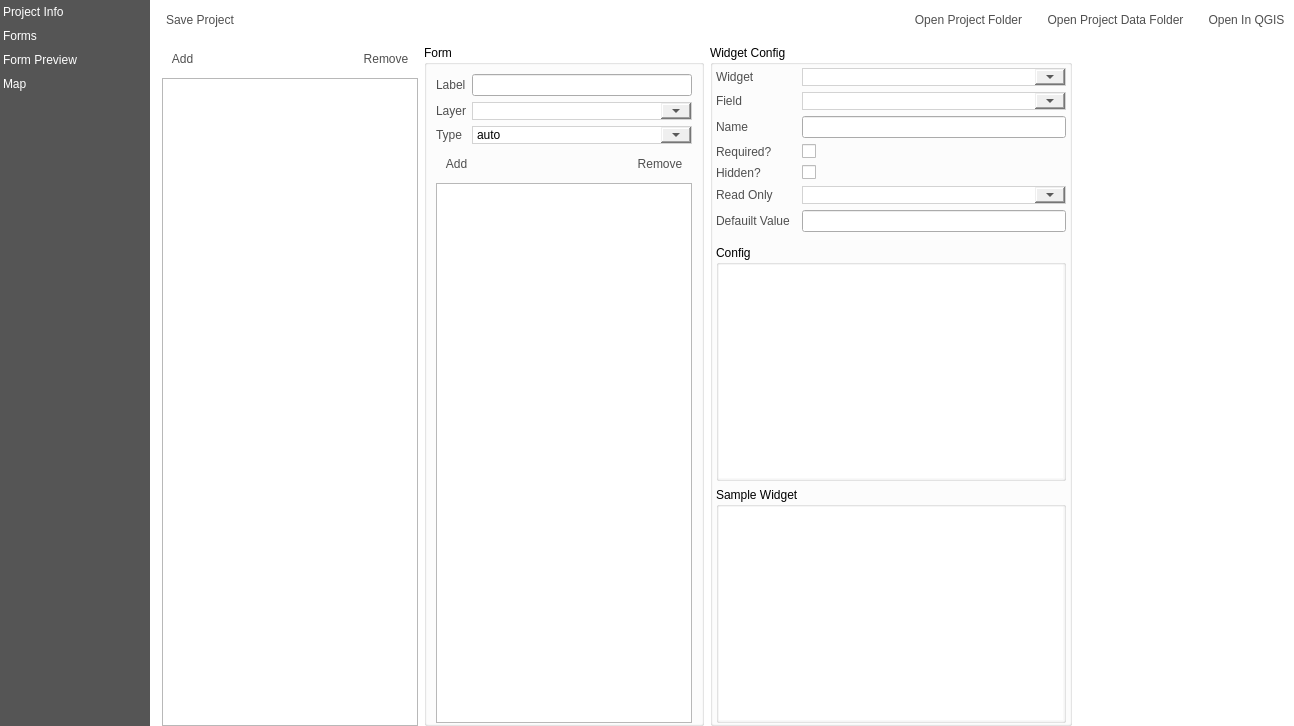
roam-qgis/Roam, file src/configmanager/ui/ui_projectwidget.ui: the form before one commit.
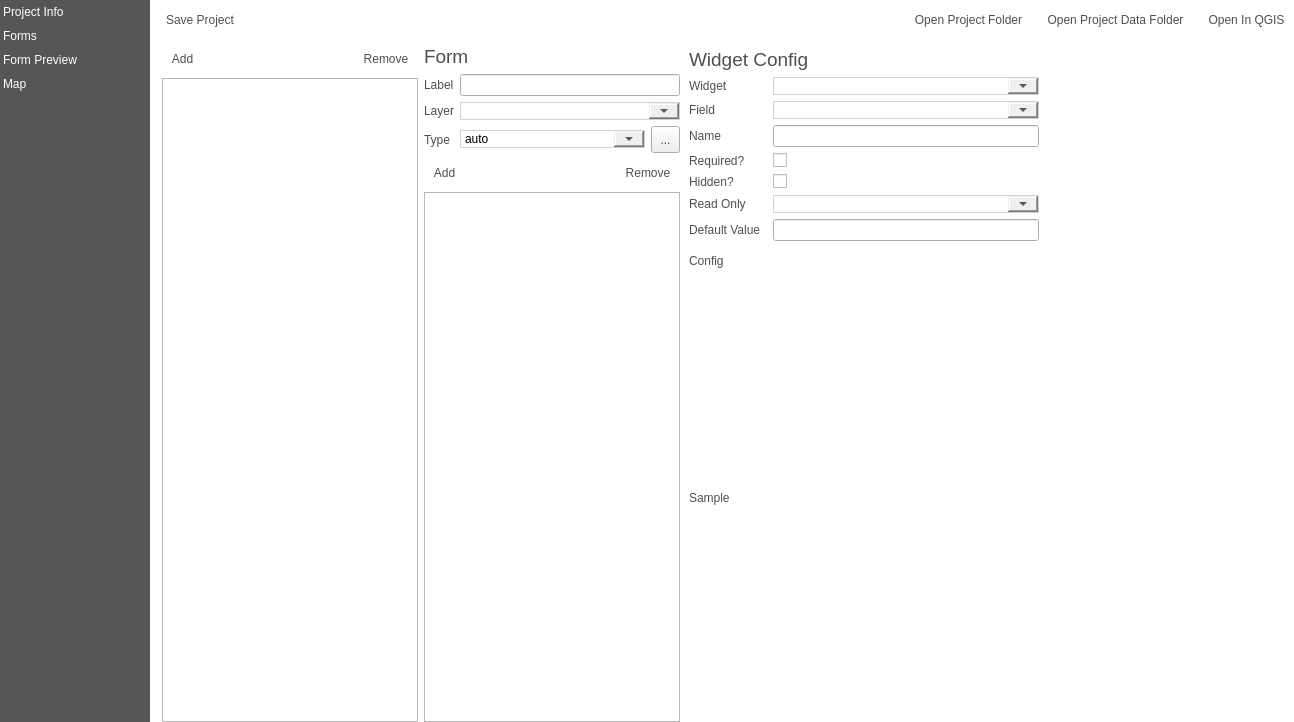
The form after the commit. Icons and pictures are not drawn. Custom widgets are drawn as their Qt base class.

Commit message: UI tweaks in config manager

What changed in the file:
```diff
--- a/src/configmanager/ui/ui_projectwidget.ui
+++ b/src/configmanager/ui/ui_projectwidget.ui
@@ -7,7 +7,7 @@
     <x>0</x>
     <y>0</y>
     <width>1294</width>
-    <height>726</height>
+    <height>722</height>
    </rect>
   </property>
   <property name="windowTitle">
@@ -415,7 +415,7 @@
            <number>0</number>
           </property>
           <item row="0" column="0">
-           <widget class="QGroupBox" name="groupBox">
+           <widget class="QFrame" name="frame">
             <property name="sizePolicy">
              <sizepolicy hsizetype="MinimumExpanding" vsizetype="Preferred">
               <horstretch>0</horstretch>
@@ -431,33 +431,62 @@
             <property name="styleSheet">
              <string notr="true"/>
             </property>
-            <property name="title">
-             <string>Form</string>
-            </property>
-            <property name="flat">
-             <bool>true</bool>
-            </property>
             <layout class="QGridLayout" name="gridLayout_4">
-             <property name="bottomMargin">
+             <property name="margin">
               <number>0</number>
              </property>
-             <item row="2" column="1">
+             <item row="3" column="1">
+              <layout class="QHBoxLayout" name="horizontalLayout_5">
+               <item>
+                <widget class="QComboBox" name="formtypeCombo">
+                 <item>
+                  <property name="text">
+                   <string>auto</string>
+                  </property>
+                 </item>
+                </widget>
+               </item>
+               <item>
+                <widget class="QToolButton" name="generateUIButton">
+                 <property name="text">
+                  <string>...</string>
+                 </property>
+                </widget>
+               </item>
+              </layout>
+             </item>
+             <item row="3" column="0">
               <widget class="QLabel" name="label_5">
                <property name="text">
                 <string>Type</string>
                </property>
               </widget>
              </item>
-             <item row="2" column="2">
-              <widget class="QComboBox" name="formtypeCombo">
-               <item>
-                <property name="text">
-                 <string>auto</string>
-                </property>
-               </item>
+             <item row="1" column="0">
+              <widget class="QLabel" name="label_6">
+               <property name="text">
+                <string>Label</string>
+               </property>
               </widget>
              </item>
-             <item row="3" column="1" colspan="2">
+             <item row="2" column="0">
+              <widget class="QLabel" name="label_7">
+               <property name="text">
+                <string>Layer</string>
+               </property>
+              </widget>
+             </item>
+             <item row="2" column="1">
+              <widget class="QComboBox" name="layerCombo">
+               <property name="editable">
+                <bool>false</bool>
+               </property>
+              </widget>
+             </item>
+             <item row="1" column="1">
+              <widget class="QLineEdit" name="formLabelText"/>
+             </item>
+             <item row="4" column="0" colspan="2">
               <layout class="QVBoxLayout" name="verticalLayout_2">
                <item>
                 <layout class="QHBoxLayout" name="horizontalLayout_2">
@@ -519,27 +548,22 @@
                </item>
               </layout>
              </item>
-             <item row="0" column="1">
-              <widget class="QLabel" name="label_6">
-               <property name="text">
-                <string>Label</string>
+             <item row="0" column="0" colspan="2">
+              <widget class="QLabel" name="formHeader">
+               <property name="font">
+                <font>
+                 <family>Segoe UI</family>
+                 <pointsize>14</pointsize>
+                 <weight>9</weight>
+                 <italic>false</italic>
+                 <bold>false</bold>
+                </font>
                </property>
-              </widget>
-             </item>
-             <item row="0" column="2">
-              <widget class="QLineEdit" name="formLabelText"/>
-             </item>
-             <item row="1" column="1">
-              <widget class="QLabel" name="label_7">
                <property name="text">
-                <string>Layer</string>
+                <string>Form</string>
                </property>
-              </widget>
-             </item>
-             <item row="1" column="2">
-              <widget class="QComboBox" name="layerCombo">
-               <property name="editable">
-                <bool>false</bool>
+               <property name="isheader" stdset="0">
+                <bool>true</bool>
                </property>
               </widget>
              </item>
@@ -563,19 +587,13 @@
            </spacer>
           </item>
           <item row="0" column="1">
-           <widget class="QGroupBox" name="groupBox_2">
+           <widget class="QFrame" name="widgetframe">
             <property name="sizePolicy">
              <sizepolicy hsizetype="Expanding" vsizetype="Preferred">
               <horstretch>0</horstretch>
               <verstretch>0</verstretch>
              </sizepolicy>
             </property>
-            <property name="title">
-             <string>Widget Config</string>
-            </property>
-            <property name="flat">
-             <bool>true</bool>
-            </property>
             <layout class="QGridLayout" name="gridLayout_5">
              <property name="leftMargin">
               <number>3</number>
@@ -589,17 +607,49 @@
              <property name="bottomMargin">
               <number>0</number>
              </property>
-             <item row="7" column="1">
+             <item row="6" column="3">
+              <widget class="QCheckBox" name="hiddenCheck">
+               <property name="text">
+                <string/>
+               </property>
+              </widget>
+             </item>
+             <item row="6" column="1">
+              <widget class="QLabel" name="label_12">
+               <property name="toolTip">
+                <string>&lt;!DOCTYPE HTML PUBLIC &quot;-//W3C//DTD HTML 4.0//EN&quot; &quot;http://www.w3.org/TR/REC-html40/strict.dtd&quot;&gt;
+&lt;html&gt;&lt;head&gt;&lt;meta name=&quot;qrichtext&quot; content=&quot;1&quot; /&gt;&lt;style type=&quot;text/css&quot;&gt;
+p, li { white-space: pre-wrap; }
+&lt;/style&gt;&lt;/head&gt;&lt;body style=&quot; font-family:'MS Shell Dlg 2'; font-size:8.25pt; font-weight:400; font-style:normal;&quot;&gt;
+&lt;p style=&quot; margin-top:0px; margin-bottom:0px; margin-left:0px; margin-right:0px; -qt-block-indent:0; text-indent:0px;&quot;&gt;&lt;span style=&quot; font-weight:600;&quot;&gt;Hidden&lt;/span&gt;&lt;/p&gt;
+&lt;p style=&quot;-qt-paragraph-type:empty; margin-top:0px; margin-bottom:0px; margin-left:0px; margin-right:0px; -qt-block-indent:0; text-indent:0px; font-weight:600;&quot;&gt;&lt;/p&gt;
+&lt;p style=&quot; margin-top:0px; margin-bottom:0px; margin-left:0px; margin-right:0px; -qt-block-indent:0; text-indent:0px;&quot;&gt;Is this field hidden when the form is open in Roam.&lt;/p&gt;&lt;/body&gt;&lt;/html&gt;</string>
+               </property>
+               <property name="whatsThis">
+                <string>&lt;!DOCTYPE HTML PUBLIC &quot;-//W3C//DTD HTML 4.0//EN&quot; &quot;http://www.w3.org/TR/REC-html40/strict.dtd&quot;&gt;
+&lt;html&gt;&lt;head&gt;&lt;meta name=&quot;qrichtext&quot; content=&quot;1&quot; /&gt;&lt;style type=&quot;text/css&quot;&gt;
+p, li { white-space: pre-wrap; }
+&lt;/style&gt;&lt;/head&gt;&lt;body style=&quot; font-family:'MS Shell Dlg 2'; font-size:8.25pt; font-weight:400; font-style:normal;&quot;&gt;
+&lt;p style=&quot; margin-top:0px; margin-bottom:0px; margin-left:0px; margin-right:0px; -qt-block-indent:0; text-indent:0px;&quot;&gt;&lt;span style=&quot; font-weight:600;&quot;&gt;Hidden&lt;/span&gt;&lt;/p&gt;
+&lt;p style=&quot;-qt-paragraph-type:empty; margin-top:0px; margin-bottom:0px; margin-left:0px; margin-right:0px; -qt-block-indent:0; text-indent:0px; font-weight:600;&quot;&gt;&lt;/p&gt;
+&lt;p style=&quot; margin-top:0px; margin-bottom:0px; margin-left:0px; margin-right:0px; -qt-block-indent:0; text-indent:0px;&quot;&gt;Is this field hidden when the form is open in Roam.&lt;/p&gt;&lt;/body&gt;&lt;/html&gt;</string>
+               </property>
+               <property name="text">
+                <string>Hidden?</string>
+               </property>
+              </widget>
+             </item>
+             <item row="8" column="1">
               <widget class="QLabel" name="label">
                <property name="text">
-                <string>Defauilt Value</string>
+                <string>Default Value</string>
                </property>
               </widget>
              </item>
-             <item row="7" column="3">
+             <item row="8" column="3">
               <widget class="QLineEdit" name="defaultvalueText"/>
              </item>
-             <item row="1" column="3">
+             <item row="2" column="3">
               <widget class="QComboBox" name="fieldList">
                <property name="enabled">
                 <bool>true</bool>
@@ -615,111 +665,24 @@
                </property>
               </widget>
              </item>
-             <item row="1" column="1">
+             <item row="2" column="1">
               <widget class="QLabel" name="label_4">
                <property name="text">
                 <string>Field</string>
                </property>
               </widget>
              </item>
-             <item row="0" column="1">
+             <item row="1" column="1">
               <widget class="QLabel" name="label_8">
                <property name="text">
                 <string>Widget</string>
                </property>
               </widget>
              </item>
-             <item row="0" column="3">
+             <item row="1" column="3">
               <widget class="QComboBox" name="widgetCombo"/>
              </item>
-             <item row="13" column="1" colspan="3">
-              <widget class="QGroupBox" name="widgetConfig">
-               <property name="enabled">
-                <bool>true</bool>
-               </property>
-               <property name="sizePolicy">
-                <sizepolicy hsizetype="Expanding" vsizetype="Preferred">
-                 <horstretch>0</horstretch>
-                 <verstretch>0</verstretch>
-                </sizepolicy>
-               </property>
-               <property name="minimumSize">
-                <size>
-                 <width>350</width>
-                 <height>0</height>
-                </size>
-               </property>
-               <property name="baseSize">
-                <size>
-                 <width>200</width>
-                 <height>0</height>
-                </size>
-               </property>
-               <property name="title">
-                <string>Sample Widget</string>
-               </property>
-               <property name="flat">
-                <bool>true</bool>
-               </property>
-               <layout class="QVBoxLayout" name="verticalLayout_4">
-                <property name="margin">
-                 <number>0</number>
-                </property>
-                <item>
-                 <widget class="QStackedWidget" name="samplestack">
-                  <widget class="QWidget" name="page_6"/>
-                  <widget class="QWidget" name="page_7"/>
-                 </widget>
-                </item>
-               </layout>
-              </widget>
-             </item>
              <item row="9" column="1" colspan="3">
-              <widget class="QGroupBox" name="widgetGroupBox_2">
-               <property name="enabled">
-                <bool>true</bool>
-               </property>
-               <property name="sizePolicy">
-                <sizepolicy hsizetype="Expanding" vsizetype="Preferred">
-                 <horstretch>0</horstretch>
-                 <verstretch>0</verstretch>
-                </sizepolicy>
-               </property>
-               <property name="minimumSize">
-                <size>
-                 <width>350</width>
-                 <height>0</height>
-                </size>
-               </property>
-               <property name="baseSize">
-                <size>
-                 <width>200</width>
-                 <height>0</height>
-                </size>
-               </property>
-               <property name="title">
-                <string>Config</string>
-               </property>
-               <property name="flat">
-                <bool>true</bool>
-               </property>
-               <layout class="QVBoxLayout" name="verticalLayout_5">
-                <property name="margin">
-                 <number>0</number>
-                </property>
-                <item>
-                 <widget class="QStackedWidget" name="widgetstack">
-                  <property name="styleSheet">
-                   <string notr="true"/>
-                  </property>
-                  <widget class="QWidget" name="page_4"/>
-                  <widget class="QWidget" name="page_5"/>
-                 </widget>
-                </item>
-               </layout>
-              </widget>
-             </item>
-             <item row="8" column="1" colspan="3">
               <widget class="QLabel" name="descriptionLabel">
                <property name="sizePolicy">
                 <sizepolicy hsizetype="Expanding" vsizetype="Maximum">
@@ -744,14 +707,14 @@
                </property>
               </widget>
              </item>
-             <item row="4" column="3">
+             <item row="5" column="3">
               <widget class="QCheckBox" name="requiredCheck">
                <property name="text">
                 <string/>
                </property>
               </widget>
              </item>
-             <item row="4" column="1">
+             <item row="5" column="1">
               <widget class="QLabel" name="label_10">
                <property name="toolTip">
                 <string>&lt;!DOCTYPE HTML PUBLIC &quot;-//W3C//DTD HTML 4.0//EN&quot; &quot;http://www.w3.org/TR/REC-html40/strict.dtd&quot;&gt;
@@ -776,49 +739,17 @@
                </property>
               </widget>
              </item>
-             <item row="3" column="1">
+             <item row="4" column="1">
               <widget class="QLabel" name="label_11">
                <property name="text">
                 <string>Name</string>
                </property>
               </widget>
              </item>
-             <item row="3" column="3">
+             <item row="4" column="3">
               <widget class="QLineEdit" name="nameText"/>
              </item>
-             <item row="5" column="3">
-              <widget class="QCheckBox" name="hiddenCheck">
-               <property name="text">
-                <string/>
-               </property>
-              </widget>
-             </item>
-             <item row="5" column="1">
-              <widget class="QLabel" name="label_12">
-               <property name="toolTip">
-                <string>&lt;!DOCTYPE HTML PUBLIC &quot;-//W3C//DTD HTML 4.0//EN&quot; &quot;http://www.w3.org/TR/REC-html40/strict.dtd&quot;&gt;
-&lt;html&gt;&lt;head&gt;&lt;meta name=&quot;qrichtext&quot; content=&quot;1&quot; /&gt;&lt;style type=&quot;text/css&quot;&gt;
-p, li { white-space: pre-wrap; }
-&lt;/style&gt;&lt;/head&gt;&lt;body style=&quot; font-family:'MS Shell Dlg 2'; font-size:8.25pt; font-weight:400; font-style:normal;&quot;&gt;
-&lt;p style=&quot; margin-top:0px; margin-bottom:0px; margin-left:0px; margin-right:0px; -qt-block-indent:0; text-indent:0px;&quot;&gt;&lt;span style=&quot; font-weight:600;&quot;&gt;Hidden&lt;/span&gt;&lt;/p&gt;
-&lt;p style=&quot;-qt-paragraph-type:empty; margin-top:0px; margin-bottom:0px; margin-left:0px; margin-right:0px; -qt-block-indent:0; text-indent:0px; font-weight:600;&quot;&gt;&lt;/p&gt;
-&lt;p style=&quot; margin-top:0px; margin-bottom:0px; margin-left:0px; margin-right:0px; -qt-block-indent:0; text-indent:0px;&quot;&gt;Is this field hidden when the form is open in Roam.&lt;/p&gt;&lt;/body&gt;&lt;/html&gt;</string>
-               </property>
-               <property name="whatsThis">
-                <string>&lt;!DOCTYPE HTML PUBLIC &quot;-//W3C//DTD HTML 4.0//EN&quot; &quot;http://www.w3.org/TR/REC-html40/strict.dtd&quot;&gt;
-&lt;html&gt;&lt;head&gt;&lt;meta name=&quot;qrichtext&quot; content=&quot;1&quot; /&gt;&lt;style type=&quot;text/css&quot;&gt;
-p, li { white-space: pre-wrap; }
-&lt;/style&gt;&lt;/head&gt;&lt;body style=&quot; font-family:'MS Shell Dlg 2'; font-size:8.25pt; font-weight:400; font-style:normal;&quot;&gt;
-&lt;p style=&quot; margin-top:0px; margin-bottom:0px; margin-left:0px; margin-right:0px; -qt-block-indent:0; text-indent:0px;&quot;&gt;&lt;span style=&quot; font-weight:600;&quot;&gt;Hidden&lt;/span&gt;&lt;/p&gt;
-&lt;p style=&quot;-qt-paragraph-type:empty; margin-top:0px; margin-bottom:0px; margin-left:0px; margin-right:0px; -qt-block-indent:0; text-indent:0px; font-weight:600;&quot;&gt;&lt;/p&gt;
-&lt;p style=&quot; margin-top:0px; margin-bottom:0px; margin-left:0px; margin-right:0px; -qt-block-indent:0; text-indent:0px;&quot;&gt;Is this field hidden when the form is open in Roam.&lt;/p&gt;&lt;/body&gt;&lt;/html&gt;</string>
-               </property>
-               <property name="text">
-                <string>Hidden?</string>
-               </property>
-              </widget>
-             </item>
-             <item row="6" column="1">
+             <item row="7" column="1">
               <widget class="QLabel" name="label_13">
                <property name="whatsThis">
                 <string>&lt;!DOCTYPE HTML PUBLIC &quot;-//W3C//DTD HTML 4.0//EN&quot; &quot;http://www.w3.org/TR/REC-html40/strict.dtd&quot;&gt;
@@ -834,9 +765,123 @@
                </property>
               </widget>
              </item>
-             <item row="6" column="3">
+             <item row="7" column="3">
               <widget class="QComboBox" name="readonlyCombo"/>
              </item>
+             <item row="0" column="1" colspan="3">
+              <widget class="QLabel" name="formHeader_2">
+               <property name="font">
+                <font>
+                 <family>Segoe UI</family>
+                 <pointsize>14</pointsize>
+                 <weight>9</weight>
+                 <italic>false</italic>
+                 <bold>false</bold>
+                </font>
+               </property>
+               <property name="text">
+                <string>Widget Config</string>
+               </property>
+               <property name="isheader" stdset="0">
+                <bool>true</bool>
+               </property>
+              </widget>
+             </item>
+             <item row="10" column="1" colspan="3">
+              <widget class="QFrame" name="widgetFrame_2">
+               <property name="enabled">
+                <bool>true</bool>
+               </property>
+               <property name="sizePolicy">
+                <sizepolicy hsizetype="Expanding" vsizetype="Preferred">
+                 <horstretch>0</horstretch>
+                 <verstretch>0</verstretch>
+                </sizepolicy>
+               </property>
+               <property name="minimumSize">
+                <size>
+                 <width>350</width>
+                 <height>0</height>
+                </size>
+               </property>
+               <property name="baseSize">
+                <size>
+                 <width>200</width>
+                 <height>0</height>
+                </size>
+               </property>
+               <layout class="QVBoxLayout" name="verticalLayout_5">
+                <property name="margin">
+                 <number>0</number>
+                </property>
+                <item>
+                 <widget class="QLabel" name="label_14">
+                  <property name="text">
+                   <string>Config</string>
+                  </property>
+                  <property name="isheader" stdset="0">
+                   <bool>true</bool>
+                  </property>
+                 </widget>
+                </item>
+                <item>
+                 <widget class="QStackedWidget" name="widgetstack">
+                  <property name="styleSheet">
+                   <string notr="true"/>
+                  </property>
+                  <widget class="QWidget" name="page_4"/>
+                  <widget class="QWidget" name="page_5"/>
+                 </widget>
+                </item>
+               </layout>
+              </widget>
+             </item>
+             <item row="14" column="1" colspan="3">
+              <widget class="QFrame" name="widgetConfig">
+               <property name="enabled">
+                <bool>true</bool>
+               </property>
+               <property name="sizePolicy">
+                <sizepolicy hsizetype="Expanding" vsizetype="Preferred">
+                 <horstretch>0</horstretch>
+                 <verstretch>0</verstretch>
+                </sizepolicy>
+               </property>
+               <property name="minimumSize">
+                <size>
+                 <width>350</width>
+                 <height>0</height>
+                </size>
+               </property>
+               <property name="baseSize">
+                <size>
+                 <width>200</width>
+                 <height>0</height>
+                </size>
+               </property>
+               <layout class="QVBoxLayout" name="verticalLayout_4">
+                <property name="margin">
+                 <number>0</number>
+                </property>
+                <item>
+                 <widget class="QLabel" name="label_15">
+                  <property name="text">
+                   <string>Sample</string>
+                  </property>
+                  <property name="isheader" stdset="0">
+                   <bool>true</bool>
+                  </property>
+                 </widget>
+                </item>
+                <item>
+                 <widget class="QStackedWidget" name="samplestack">
+                  <widget class="QWidget" name="page_6"/>
+                  <widget class="QWidget" name="page_7"/>
+                 </widget>
+                </item>
+               </layout>
+              </widget>
+             </item>
             </layout>
            </widget>
           </item>
```
Left out of the diff: 37 changed lines with no effect on the pictures. The commit also changes 1 other file.
